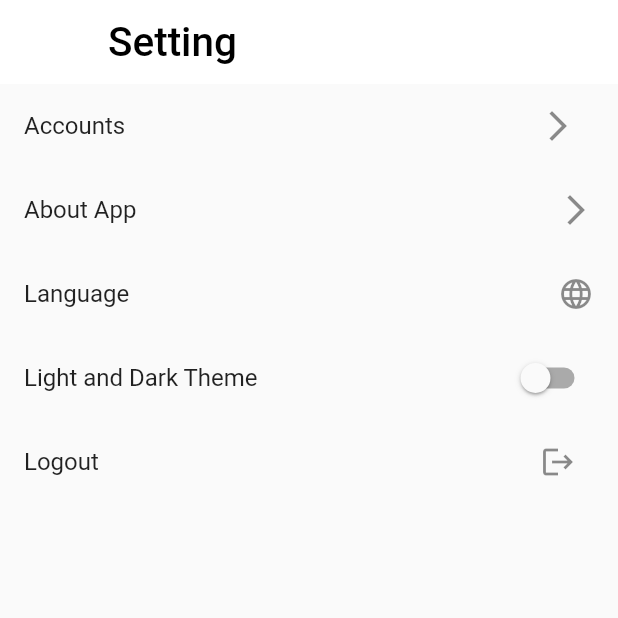
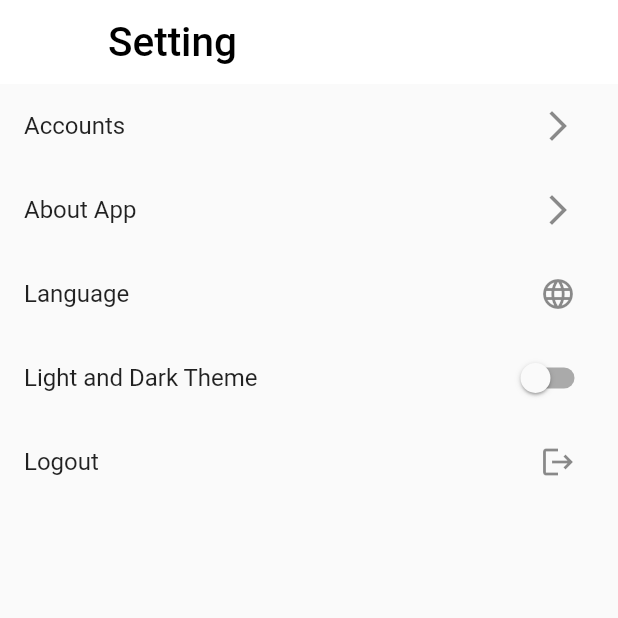
Before and after one commit to karanganwatuyisenge/Habita_tracker, a Flutter app: the Setting screen opened by its route, on a phone screen of 412 x 824 dp, the top half of it. Run offline on Flutter 3.47's test engine with Material 2 defaults, Android fonts, the phone set to English and light mode, and no system bars; our stand-ins replace cloud_firestore, dio, easy_localization, firebase_auth, firebase_core, flutter_local_notifications and 4 more; missing offline and left inert: android_alarm_manager_plus; accounts and stored records are empty.

Commit message:
settings

```diff
--- a/lib/settings/setting.dart
+++ b/lib/settings/setting.dart
@@ -97,7 +97,8 @@ class _MySettingState extends State<Setting> {
               style: TextStyle(fontSize: 27,color: themeProvider.isDarkMode ? Color(0xFFFFFFFF):Colors.black)),
           elevation: 0,
         ),
-      body: ListView(children: [
+      body: ListView(
+          children: [
 
         GestureDetector(
           onTap: () {
@@ -108,7 +109,9 @@ class _MySettingState extends State<Setting> {
           },
           child: ListTile(
             title: Text('Account'.tr()),
-            trailing: IconButton(
+            trailing: Padding(
+              padding: const EdgeInsets.all(0.0),
+              child: IconButton(
                 onPressed: () {
                   //context.setLocale(Locale('fr', 'FR'));
                   Navigator.push(
@@ -120,13 +123,17 @@ class _MySettingState extends State<Setting> {
               ),
             ),
           ),
+        ),
 
         GestureDetector(
           onTap: () {
           },
           child: ListTile(
             title: Text('AboutApp'.tr()),
-            trailing: Icon(Icons.arrow_forward_ios),
+            trailing: Padding(
+              padding: const EdgeInsets.all(12.0),
+              child: Icon(Icons.arrow_forward_ios),
+            ),
           ),
         ),
 
@@ -166,7 +173,10 @@ class _MySettingState extends State<Setting> {
           },
           child: ListTile(
             title: Text('Language'.tr()),
-            trailing: Icon(Icons.language),
+            trailing: Padding(
+              padding: const EdgeInsets.all(12.0),
+              child: Icon(Icons.language),
+            ),
           ),
         ),
 
@@ -190,7 +200,10 @@ class _MySettingState extends State<Setting> {
             title: Text('Logout'),
             trailing: IconButton(
               onPressed: () => _signOut(context),
-              icon: Icon(Icons.logout),
+              icon: Padding(
+                padding: const EdgeInsets.all(0.0),
+                child: Icon(Icons.logout),
+              ),
             ),
           ),
         )
```
Lines whose indentation alone changed are shown as unchanged.
